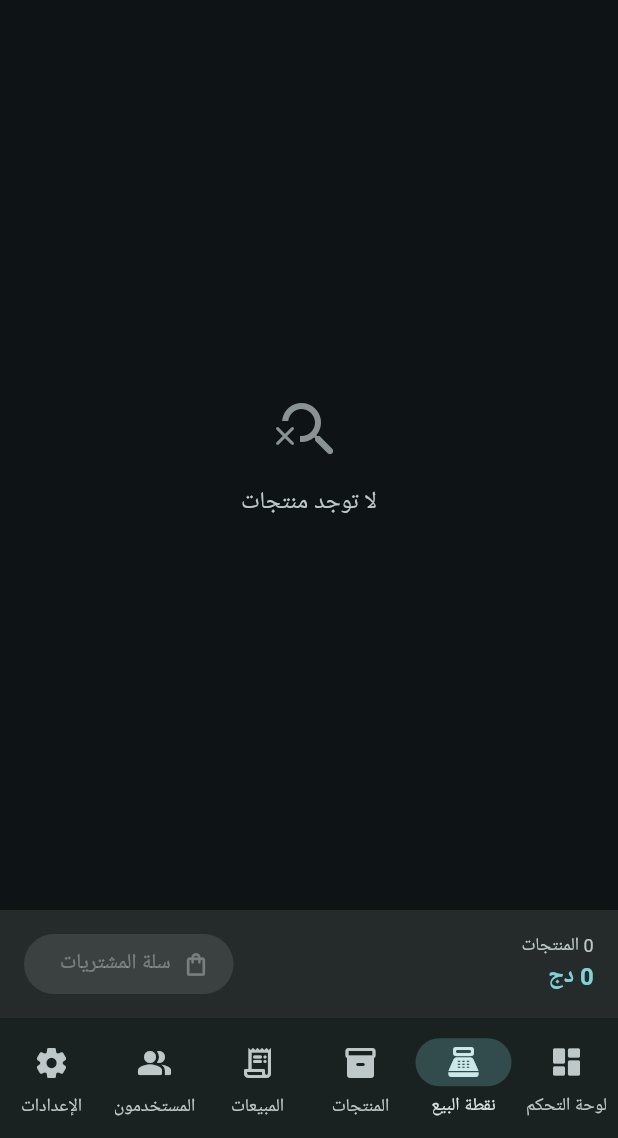
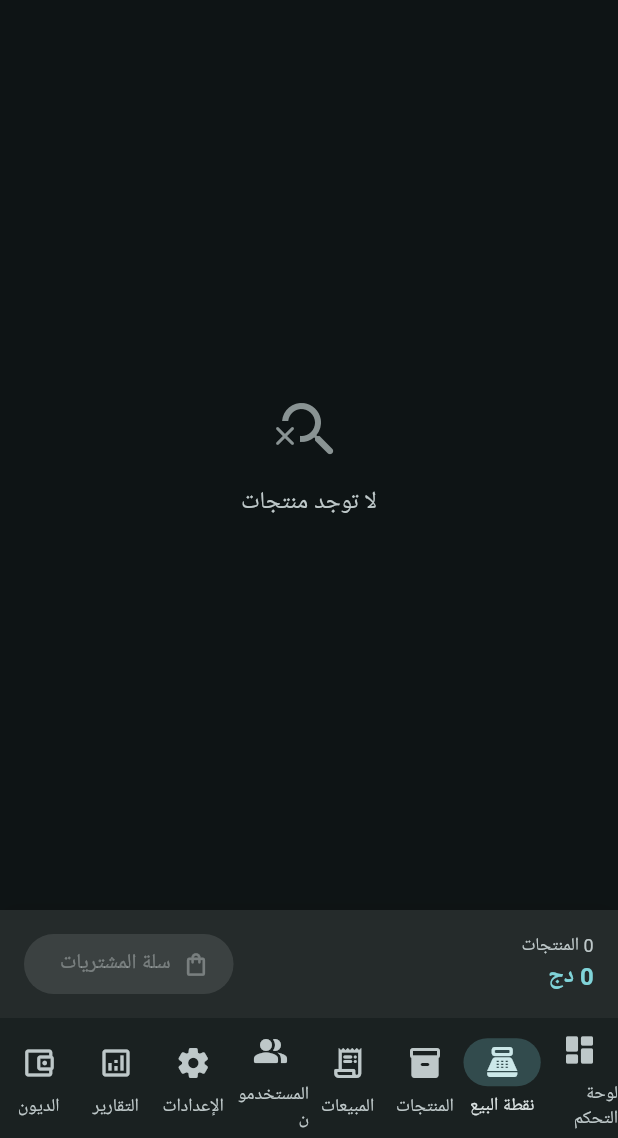
Before and after one commit to kosairouabhi19-pixel/compflow-test, a Flutter app: the MainLayout screen opened by its route, item 2 of the bottom bar chosen, on a phone screen of 412 x 824 dp, the part 98-1236 px from its top. Run offline on Flutter 3.47's test engine with Material 3 defaults, Android fonts, the phone set to English and light mode, and no system bars; our stand-ins replace cloud_firestore, connectivity_plus, drift, equatable, firebase_auth, firebase_core and 5 more; accounts and stored records are empty; generated files the repository leaves out were written again.

Commit message:
Make reports a normal main page and add debts navigation

```diff
--- a/lib/shared/layouts/main_layout.dart
+++ b/lib/shared/layouts/main_layout.dart
@@ -1,6 +1,7 @@
 import 'package:flutter/material.dart';
 
 import '../../features/dashboard/presentation/pages/dashboard_page.dart';
+import '../../features/debts/pages/debts_page.dart';
 import '../../features/pos/pages/pos_page.dart';
 import '../../features/products/pages/products_page.dart';
 import '../../features/reports/pages/reports_page.dart';
@@ -24,7 +25,7 @@ class _MainLayoutState extends State<MainLayout> {
     return [
       DashboardPage(
         onNavigateToIndex: (index) {
-          if (index >= 0 && index < 6) setState(() => _index = index);
+          if (index >= 0 && index < 8) setState(() => _index = index);
         },
       ),
       const PosPage(),
@@ -32,13 +33,9 @@ class _MainLayoutState extends State<MainLayout> {
       const SalesPage(),
       const UsersPage(),
       const SettingsPage(),
+      const ReportsPage(),
+      const DebtsPage(),
     ];
-  }
-
-  Future<void> _openReports() async {
-    await Navigator.of(context).push(
-      MaterialPageRoute<void>(builder: (_) => const ReportsPage()),
-    );
   }
 
   @override
@@ -53,6 +50,8 @@ class _MainLayoutState extends State<MainLayout> {
       NavigationDestination(icon: const Icon(Icons.receipt_long_rounded), label: l10n.navSales),
       NavigationDestination(icon: const Icon(Icons.people_alt_rounded), label: l10n.navUsers),
       NavigationDestination(icon: const Icon(Icons.settings_rounded), label: l10n.navSettings),
+      NavigationDestination(icon: const Icon(Icons.analytics_outlined), label: l10n.navReports),
+      NavigationDestination(icon: const Icon(Icons.account_balance_wallet_outlined), label: _debtLabel(context)),
     ];
 
     return LayoutBuilder(
@@ -66,7 +65,6 @@ class _MainLayoutState extends State<MainLayout> {
                   onSelect: (index) {
                     if (index >= 0 && index < pages.length) setState(() => _index = index);
                   },
-                  onReports: _openReports,
                 ),
                 Expanded(child: pages[_index]),
               ],
@@ -75,21 +73,7 @@ class _MainLayoutState extends State<MainLayout> {
         }
 
         return Scaffold(
-          body: Stack(
-            children: [
-              pages[_index],
-              if (_index == 0)
-                PositionedDirectional(
-                  top: 12,
-                  end: 16,
-                  child: FloatingActionButton.small(
-                    tooltip: l10n.navReports,
-                    onPressed: _openReports,
-                    child: const Icon(Icons.analytics_outlined),
-                  ),
-                ),
-            ],
-          ),
+          body: pages[_index],
           bottomNavigationBar: NavigationBar(
             selectedIndex: _index,
             destinations: destinations,
@@ -99,4 +83,12 @@ class _MainLayoutState extends State<MainLayout> {
       },
     );
   }
+
+  String _debtLabel(BuildContext context) {
+    return switch (Localizations.localeOf(context).languageCode) {
+      'en' => 'Debts',
+      'fr' => 'Dettes',
+      _ => 'الديون',
+    };
+  }
 }
```
